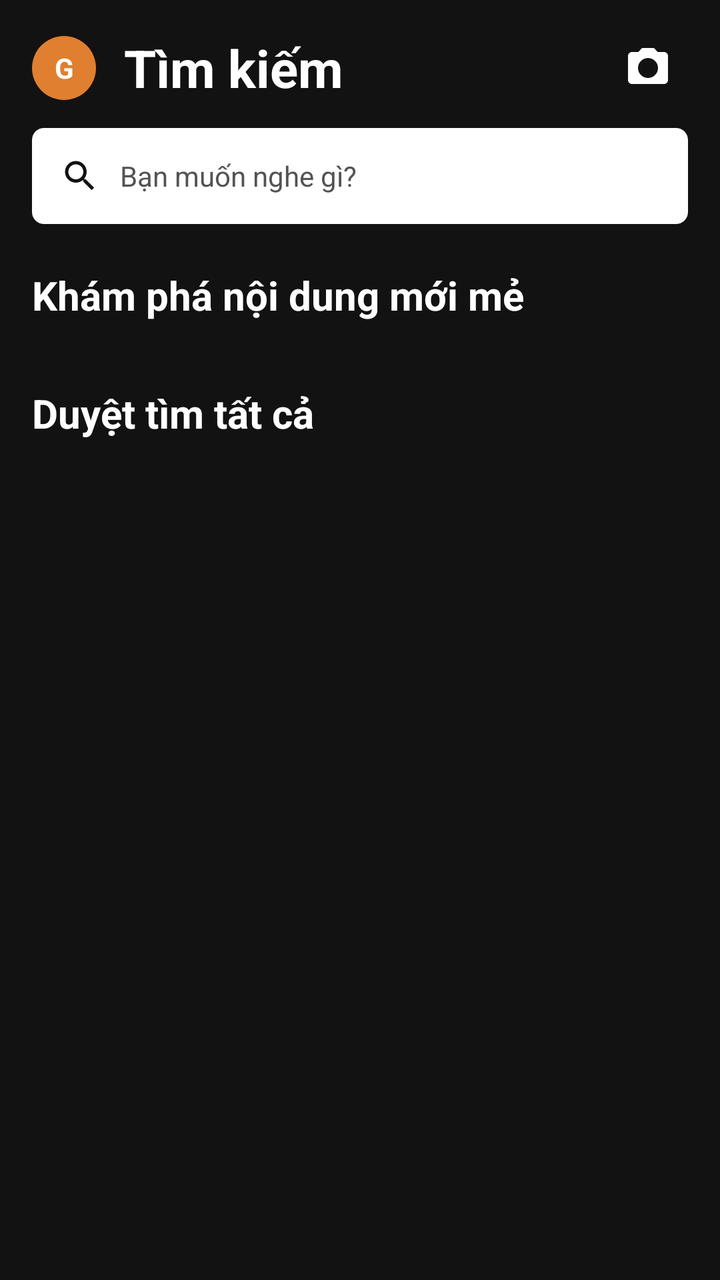
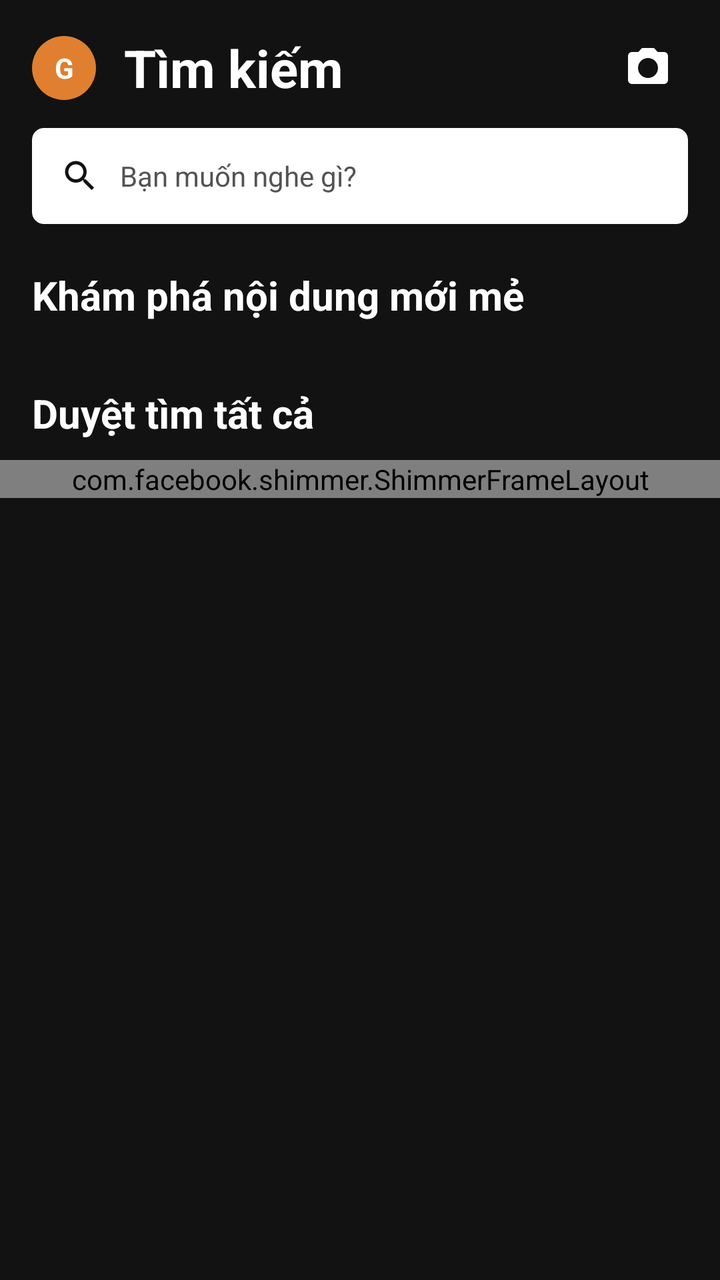

An Android layout rendered at two revisions. The XML below is the earlier revision; the diff shows what the commit changed to produce the second picture.
<!-- AndroidManifest.xml: application theme Theme.MusicStreamingApp -->
<!-- res/layout/fragment_search.xml -->
<?xml version="1.0" encoding="utf-8"?>
<androidx.core.widget.NestedScrollView
    xmlns:android="http://schemas.android.com/apk/res/android"
    android:layout_width="match_parent"
    android:layout_height="match_parent"
    android:background="@color/bg_primary"
    android:fillViewport="true">

    <LinearLayout
        android:layout_width="match_parent"
        android:layout_height="wrap_content"
        android:orientation="vertical"
        android:paddingBottom="24dp">

        
        <LinearLayout
            android:layout_width="match_parent"
            android:layout_height="wrap_content"
            android:gravity="center_vertical"
            android:orientation="horizontal"
            android:paddingHorizontal="16dp"
            android:paddingTop="14dp"
            android:paddingBottom="8dp">

            <FrameLayout
                android:id="@+id/search_avatar_container"
                android:layout_width="32dp"
                android:layout_height="32dp"
                android:background="@drawable/bg_avatar_orange"
                android:clickable="true"
                android:focusable="true"
                android:foreground="?attr/selectableItemBackground">

                <TextView
                    android:id="@+id/tv_search_avatar"
                    android:layout_width="match_parent"
                    android:layout_height="match_parent"
                    android:gravity="center"
                    android:text="G"
                    android:textColor="@color/accent_white"
                    android:textSize="14sp"
                    android:textStyle="bold"/>
            </FrameLayout>

            <TextView
                android:layout_width="0dp"
                android:layout_height="wrap_content"
                android:layout_marginStart="14dp"
                android:layout_weight="1"
                android:text="@string/search_title"
                android:textColor="@color/accent_white"
                android:textSize="26sp"
                android:textStyle="bold"/>

            <ImageButton
                android:layout_width="40dp"
                android:layout_height="40dp"
                android:background="?attr/selectableItemBackgroundBorderless"
                android:src="@drawable/ic_camera"
                android:tint="@color/accent_white"/>
        </LinearLayout>

        <LinearLayout
            android:layout_width="match_parent"
            android:layout_height="48dp"
            android:layout_marginHorizontal="16dp"
            android:layout_marginTop="2dp"
            android:background="@drawable/bg_search_bar"
            android:gravity="center_vertical"
            android:orientation="horizontal"
            android:paddingHorizontal="14dp">

            <ImageView
                android:layout_width="20dp"
                android:layout_height="20dp"
                android:src="@drawable/ic_search"
                android:tint="@color/bg_primary"/>

            <EditText
                android:id="@+id/et_search"
                android:layout_width="match_parent"
                android:layout_height="match_parent"
                android:layout_marginStart="10dp"
                android:background="@android:color/transparent"
                android:hint="@string/search_hint"
                android:imeOptions="actionSearch"
                android:inputType="text"
                android:maxLines="1"
                android:textColor="@color/bg_primary"
                android:textColorHint="@color/text_disabled"
                android:textSize="14sp"/>
        </LinearLayout>

        
        <LinearLayout
            android:id="@+id/results_container"
            android:layout_width="match_parent"
            android:layout_height="wrap_content"
            android:orientation="vertical"
            android:visibility="gone">

            <TextView
                android:id="@+id/tv_results_header"
                android:layout_width="match_parent"
                android:layout_height="wrap_content"
                android:paddingHorizontal="16dp"
                android:paddingTop="20dp"
                android:paddingBottom="6dp"
                android:textColor="@color/accent_white"
                android:textSize="16sp"
                android:textStyle="bold"/>

            <androidx.recyclerview.widget.RecyclerView
                android:id="@+id/rv_results"
                android:layout_width="match_parent"
                android:layout_height="wrap_content"
                android:nestedScrollingEnabled="false"
                android:paddingHorizontal="16dp"/>

            <TextView
                android:id="@+id/tv_empty"
                android:layout_width="match_parent"
                android:layout_height="wrap_content"
                android:gravity="center"
                android:padding="40dp"
                android:text="@string/no_results"
                android:textColor="@color/text_secondary"
                android:visibility="gone"/>
        </LinearLayout>

        
        <LinearLayout
            android:id="@+id/default_container"
            android:layout_width="match_parent"
            android:layout_height="wrap_content"
            android:orientation="vertical">

            <TextView
                android:layout_width="match_parent"
                android:layout_height="wrap_content"
                android:paddingHorizontal="16dp"
                android:paddingTop="22dp"
                android:paddingBottom="10dp"
                android:text="@string/search_explore"
                android:textColor="@color/accent_white"
                android:textSize="20sp"
                android:textStyle="bold"/>

            <androidx.recyclerview.widget.RecyclerView
                android:id="@+id/rv_explore"
                android:layout_width="match_parent"
                android:layout_height="wrap_content"
                android:clipToPadding="false"
                android:paddingHorizontal="16dp"/>

            <TextView
                android:layout_width="match_parent"
                android:layout_height="wrap_content"
                android:paddingHorizontal="16dp"
                android:paddingTop="22dp"
                android:paddingBottom="10dp"
                android:text="@string/search_browse_all"
                android:textColor="@color/accent_white"
                android:textSize="20sp"
                android:textStyle="bold"/>

            <androidx.recyclerview.widget.RecyclerView
                android:id="@+id/rv_browse_all"
                android:layout_width="match_parent"
                android:layout_height="wrap_content"
                android:clipToPadding="false"
                android:nestedScrollingEnabled="false"
                android:paddingHorizontal="12dp"/>
        </LinearLayout>
    </LinearLayout>
</androidx.core.widget.NestedScrollView>
<!-- resources referenced by this layout -->
<resources>
  <color name="accent_white">#FFFFFF</color>
  <color name="bg_primary">#121212</color>
  <color name="text_disabled">#535353</color>
  <color name="text_secondary">#B3B3B3</color>
  <!-- drawable bg_avatar_orange (drawable) -->
  <shape xmlns:android="http://schemas.android.com/apk/res/android"
      android:shape="oval">
      <solid android:color="#E07F2F"/>
  </shape>
  <!-- drawable bg_search_bar (drawable) -->
  <?xml version="1.0" encoding="utf-8"?>
  <shape xmlns:android="http://schemas.android.com/apk/res/android"
      android:shape="rectangle">
      <corners android:radius="6dp" />
      <solid android:color="@color/accent_white" />
  </shape>
  <!-- drawable ic_camera (drawable) -->
  <vector xmlns:android="http://schemas.android.com/apk/res/android"
      android:width="24dp"
      android:height="24dp"
      android:viewportWidth="24"
      android:viewportHeight="24">
      <path android:fillColor="#FFFFFF"
          android:pathData="M9,2L7.17,4H4c-1.1,0 -2,0.9 -2,2v12c0,1.1 0.9,2 2,2h16c1.1,0 2,-0.9 2,-2V6c0,-1.1 -0.9,-2 -2,-2h-3.17L15,2H9zM12,17c-2.76,0 -5,-2.24 -5,-5s2.24,-5 5,-5 5,2.24 5,5 -2.24,5 -5,5z"/>
  </vector>
  <!-- drawable ic_search (drawable) -->
  <vector xmlns:android="http://schemas.android.com/apk/res/android"
      android:width="24dp"
      android:height="24dp"
      android:viewportWidth="24"
      android:viewportHeight="24">
      <path android:fillColor="#FFFFFF"
          android:pathData="M15.5,14h-0.79l-0.28,-0.27C15.41,12.59 16,11.11 16,9.5 16,5.91 13.09,3 9.5,3S3,5.91 3,9.5 5.91,16 9.5,16c1.61,0 3.09,-0.59 4.23,-1.57l0.27,0.28v0.79l5,4.99L20.49,19l-4.99,-5zm-6,0C7.01,14 5,11.99 5,9.5S7.01,5 9.5,5 14,7.01 14,9.5 11.99,14 9.5,14z"/>
  </vector>
  <string name="no_results">Không tìm thấy kết quả</string>
  <string name="search_browse_all">Duyệt tìm tất cả</string>
  <string name="search_explore">Khám phá nội dung mới mẻ</string>
  <string name="search_hint">Bạn muốn nghe gì?</string>
  <string name="search_title">Tìm kiếm</string>
  <color name="spotify_green">#1DB954</color>
  <color name="spotify_black">#121212</color>
  <color name="spotify_dark">#191414</color>
  <color name="spotify_white">#FFFFFF</color>
  <color name="spotify_gray">#B3B3B3</color>
  <style name="BottomNavStyle" parent="Widget.MaterialComponents.BottomNavigationView">
          <item name="android:background">@color/spotify_dark</item>
          <item name="itemIconTint">@color/bottom_nav_tint</item>
          <item name="itemTextColor">@color/bottom_nav_tint</item>
          <item name="elevation">8dp</item>
      </style>
  <!-- unchanged entries left out for length: 1 -->
</resources>

<!-- the commit's change to res/layout/fragment_search.xml (unified diff, before → after) -->
@@ -164,13 +164,97 @@
                 android:textSize="20sp"
                 android:textStyle="bold"/>
 
-            <androidx.recyclerview.widget.RecyclerView
-                android:id="@+id/rv_browse_all"
-                android:layout_width="match_parent"
-                android:layout_height="wrap_content"
-                android:clipToPadding="false"
-                android:nestedScrollingEnabled="false"
-                android:paddingHorizontal="12dp"/>
+            <FrameLayout
+                android:layout_width="match_parent"
+                android:layout_height="wrap_content">
+
+                <androidx.recyclerview.widget.RecyclerView
+                    android:id="@+id/rv_browse_all"
+                    android:layout_width="match_parent"
+                    android:layout_height="wrap_content"
+                    android:clipToPadding="false"
+                    android:nestedScrollingEnabled="false"
+                    android:paddingHorizontal="12dp"/>
+
+                <include
+                    android:id="@+id/shimmer_search_grid"
+                    layout="@layout/layout_shimmer_genre_grid"/>
+            </FrameLayout>
         </LinearLayout>
     </LinearLayout>
 </androidx.core.widget.NestedScrollView>
+<!-- res/layout/layout_shimmer_genre_grid.xml (included above) -->
+<?xml version="1.0" encoding="utf-8"?>
+<com.facebook.shimmer.ShimmerFrameLayout
+    xmlns:android="http://schemas.android.com/apk/res/android"
+    android:layout_width="match_parent"
+    android:layout_height="wrap_content"
+    android:background="@color/bg_primary">
+
+    <LinearLayout
+        android:layout_width="match_parent"
+        android:layout_height="wrap_content"
+        android:orientation="vertical"
+        android:paddingHorizontal="12dp">
+
+        <LinearLayout
+            android:layout_width="match_parent"
+            android:layout_height="wrap_content"
+            android:orientation="horizontal">
+
+            <View
+                android:layout_width="0dp"
+                android:layout_height="100dp"
+                android:layout_margin="4dp"
+                android:layout_weight="1"
+                android:background="@drawable/bg_shimmer_box"/>
+
+            <View
+                android:layout_width="0dp"
+                android:layout_height="100dp"
+                android:layout_margin="4dp"
+                android:layout_weight="1"
+                android:background="@drawable/bg_shimmer_box"/>
+        </LinearLayout>
+
+        <LinearLayout
+            android:layout_width="match_parent"
+            android:layout_height="wrap_content"
+            android:orientation="horizontal">
+
+            <View
+                android:layout_width="0dp"
+                android:layout_height="100dp"
+                android:layout_margin="4dp"
+                android:layout_weight="1"
+                android:background="@drawable/bg_shimmer_box"/>
+
+            <View
+                android:layout_width="0dp"
+                android:layout_height="100dp"
+                android:layout_margin="4dp"
+                android:layout_weight="1"
+                android:background="@drawable/bg_shimmer_box"/>
+        </LinearLayout>
+
+        <LinearLayout
+            android:layout_width="match_parent"
+            android:layout_height="wrap_content"
+            android:orientation="horizontal">
+
+            <View
+                android:layout_width="0dp"
+                android:layout_height="100dp"
+                android:layout_margin="4dp"
+                android:layout_weight="1"
+                android:background="@drawable/bg_shimmer_box"/>
+
+            <View
+                android:layout_width="0dp"
+                android:layout_height="100dp"
+                android:layout_margin="4dp"
+                android:layout_weight="1"
+                android:background="@drawable/bg_shimmer_box"/>
+        </LinearLayout>
+    </LinearLayout>
+</com.facebook.shimmer.ShimmerFrameLayout>
<!-- resource entries referenced after the edit -->
@@ -15,6 +15,13 @@
       android:shape="rectangle">
       <corners android:radius="6dp" />
       <solid android:color="@color/accent_white" />
+  </shape>
+  <!-- drawable bg_shimmer_box (drawable) -->
+  <?xml version="1.0" encoding="utf-8"?>
+  <shape xmlns:android="http://schemas.android.com/apk/res/android"
+      android:shape="rectangle">
+      <solid android:color="@color/spotify_elevated"/>
+      <corners android:radius="4dp"/>
   </shape>
   <!-- drawable ic_camera (drawable) -->
   <vector xmlns:android="http://schemas.android.com/apk/res/android"
@@ -39,6 +46,7 @@
   <string name="search_explore">Khám phá nội dung mới mẻ</string>
   <string name="search_hint">Bạn muốn nghe gì?</string>
   <string name="search_title">Tìm kiếm</string>
+  <color name="spotify_elevated">#3E3E3E</color>
   <color name="spotify_green">#1DB954</color>
   <color name="spotify_black">#121212</color>
   <color name="spotify_dark">#191414</color>
